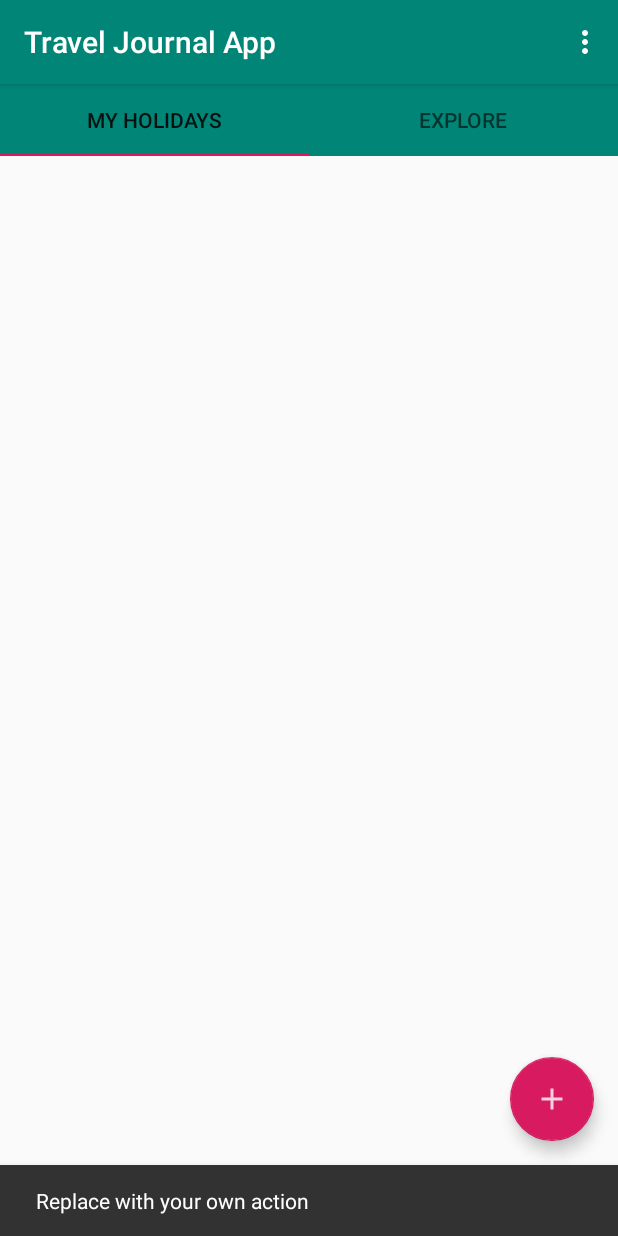
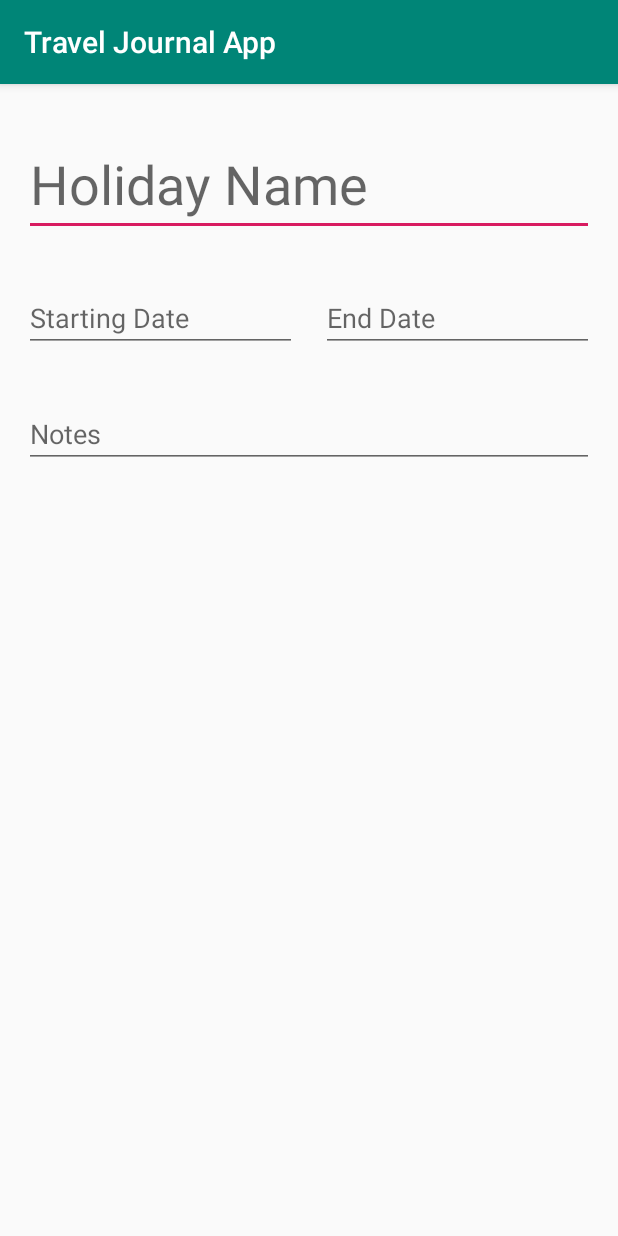
Before and after one commit to kkgm13/TravelJournalApp, an Android app: the screen it shows after launch (MainActivity before the commit, HolidayActivity after it), after a tap on an icon or button, on a phone screen of 412 x 824 dp. Run offline under Robolectric (Android 15) with nearby library versions, the phone set to English and light mode, and no system bars.

Commit message:
Holiday Create Page now working correctly

```diff
--- a/app/src/main/java/com/kkgmdevelopments/traveljournalapp/HolidayActivity.java
+++ b/app/src/main/java/com/kkgmdevelopments/traveljournalapp/HolidayActivity.java
@@ -1,13 +1,16 @@
 package com.kkgmdevelopments.traveljournalapp;
 
 import androidx.appcompat.app.AppCompatActivity;
+import androidx.fragment.app.DialogFragment;
 
 import android.os.Bundle;
+import android.view.View;
 
 public class HolidayActivity extends AppCompatActivity {
 
     @Override
     protected void onCreate(Bundle savedInstanceState) {
         super.onCreate(savedInstanceState);
+        setContentView(R.layout.holiday_create);
     }
 }
--- a/app/src/main/java/com/kkgmdevelopments/traveljournalapp/MainActivity.java
+++ b/app/src/main/java/com/kkgmdevelopments/traveljournalapp/MainActivity.java
@@ -1,5 +1,6 @@
 package com.kkgmdevelopments.traveljournalapp;
 
+import android.content.Intent;
 import android.os.Bundle;
 import com.google.android.material.floatingactionbutton.FloatingActionButton;
 import com.google.android.material.snackbar.Snackbar;
@@ -22,8 +23,11 @@ public class MainActivity extends AppCompatActivity {
         fab.setOnClickListener(new View.OnClickListener() {
             @Override
             public void onClick(View view) {
-                Snackbar.make(view, "Replace with your own action", Snackbar.LENGTH_LONG)
-                        .setAction("Action", null).show();
+//                Snackbar.make(view, "Replace with your own action", Snackbar.LENGTH_LONG)
+//                        .setAction("Action", null).show();
+
+                Intent intent = new Intent(MainActivity.this, HolidayActivity.class);
+                startActivity(intent);
             }
         });
     }
--- a/app/src/main/res/layout/holiday_create.xml
+++ b/app/src/main/res/layout/holiday_create.xml
@@ -34,7 +34,7 @@
         android:layout_marginRight="8dp"
         android:ems="10"
         android:hint="@string/holiday_start_date_text"
-        android:inputType="date"
+        android:inputType="datetime"
         android:textSize="18sp"
         app:layout_constraintEnd_toStartOf="@+id/holiday_end_date"
         app:layout_constraintStart_toStartOf="parent"
```
